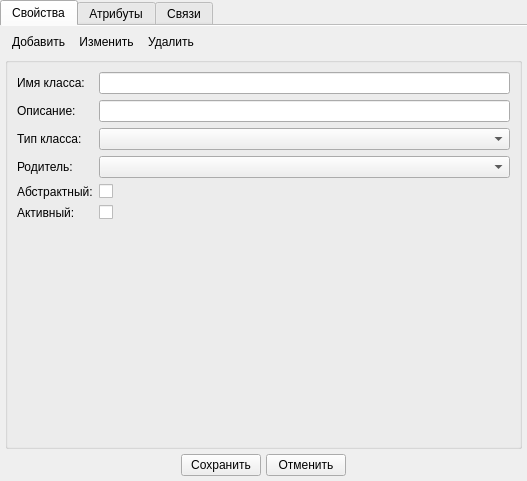
This is src/plugins/modeleride/propclass.ui in rdnvndr/raindrop as Qt 5 draws it before an edit. The edited form follows.
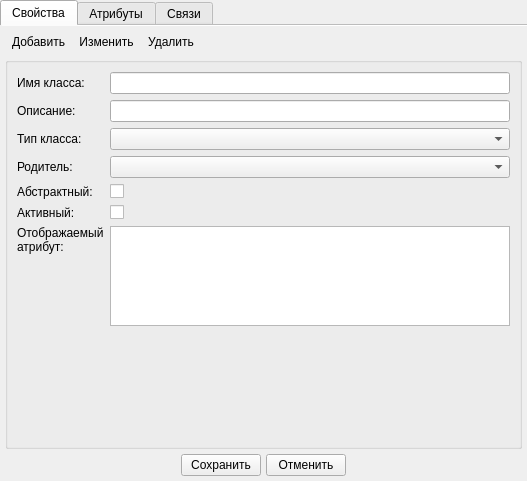
This is the edited form. The open tabs and pages were chosen to show the change. Icons and pictures are not drawn. Custom widgets are drawn as their Qt base class.

The edit to the form file:
```diff
--- a/src/plugins/modeleride/propclass.ui
+++ b/src/plugins/modeleride/propclass.ui
@@ -175,7 +175,7 @@
             </property>
            </widget>
           </item>
-          <item row="6" column="1">
+          <item row="7" column="1">
            <spacer name="verticalSpacerProp">
             <property name="orientation">
              <enum>Qt::Vertical</enum>
@@ -215,6 +215,29 @@
             </property>
            </widget>
           </item>
+          <item row="6" column="1">
+           <widget class="QPlainTextEdit" name="plainTextEditShowAttr">
+            <property name="maximumSize">
+             <size>
+              <width>16777215</width>
+              <height>100</height>
+             </size>
+            </property>
+           </widget>
+          </item>
+          <item row="6" column="0">
+           <widget class="QLabel" name="labelShowAttr">
+            <property name="text">
+             <string>&lt;html&gt;&lt;head/&gt;&lt;body&gt;&lt;p&gt;Отображаемый &lt;br/&gt;атрибут:&lt;/p&gt;&lt;/body&gt;&lt;/html&gt;</string>
+            </property>
+            <property name="textFormat">
+             <enum>Qt::AutoText</enum>
+            </property>
+            <property name="alignment">
+             <set>Qt::AlignLeading|Qt::AlignLeft|Qt::AlignTop</set>
+            </property>
+           </widget>
+          </item>
          </layout>
         </widget>
        </item>
```
Left out of the diff: 23 changed lines with no effect on the pictures.
